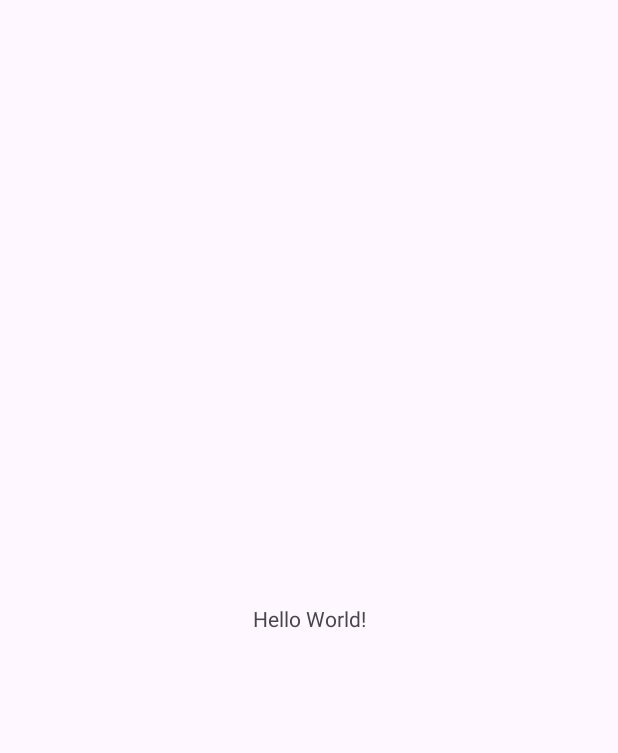
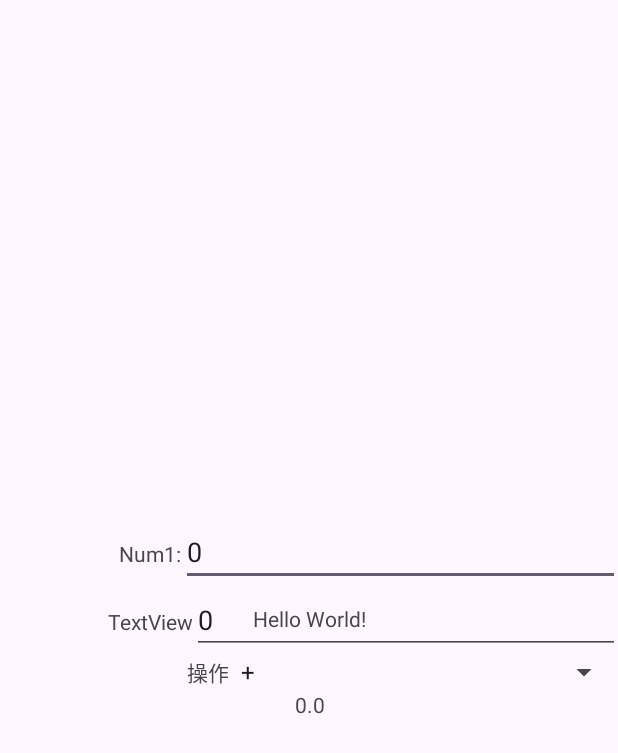
Before and after one commit to asd215038/AdvanceWidget, an Android app: the screen it shows after launch (MainActivity), on a phone screen of 412 x 824 dp. Before the commit the part shown is almost empty. Shown: the top 753 px of the screen. Run offline under Robolectric (Android 15) with nearby library versions, the phone set to English and light mode, and no system bars.

Commit message:
finish SpinnerCalculator

```diff
--- a/SpinnerCalculator/app/src/main/java/com/example/spinnercalculator/MainActivity.java
+++ b/SpinnerCalculator/app/src/main/java/com/example/spinnercalculator/MainActivity.java
@@ -1,6 +1,11 @@
 package com.example.spinnercalculator;
 
 import android.os.Bundle;
+import android.view.View;
+import android.widget.AdapterView;
+import android.widget.EditText;
+import android.widget.Spinner;
+import android.widget.TextView;
 
 import androidx.activity.EdgeToEdge;
 import androidx.appcompat.app.AppCompatActivity;
@@ -8,8 +13,8 @@ import androidx.core.graphics.Insets;
 import androidx.core.view.ViewCompat;
 import androidx.core.view.WindowInsetsCompat;
 
-public class MainActivity extends AppCompatActivity {
-
+public class MainActivity extends AppCompatActivity implements AdapterView.OnItemSelectedListener {
+    private double num1, num2;
     @Override
     protected void onCreate(Bundle savedInstanceState) {
         super.onCreate(savedInstanceState);
@@ -20,5 +25,45 @@ public class MainActivity extends AppCompatActivity {
             v.setPadding(systemBars.left, systemBars.top, systemBars.right, systemBars.bottom);
             return insets;
         });
+        EditText etNum1 = (EditText) findViewById(R.id.num1);
+        etNum1.setText("0");
+        EditText etNum2 = (EditText) findViewById(R.id.num2);
+        etNum2.setText("0");
+
+        Spinner op = (Spinner) findViewById(R.id.spinner);
+        op.setOnItemSelectedListener(this);
+    }
+
+    @Override
+    public void onItemSelected(AdapterView<?> adapterView, View view, int i, long l) {
+        EditText etnum1 = (EditText)findViewById(R.id.num1);
+        num1 = Double.parseDouble(String.valueOf(etnum1.getText()));
+        EditText etnum2 = (EditText)findViewById(R.id.num2);
+        num2 = Double.parseDouble(String.valueOf(etnum2.getText()));
+
+
+        String[] operation = getResources().getStringArray(R.array.operation);
+        double answer = 0.0;
+        switch (operation[i]){
+            case "+":
+                answer = num1 + num2;
+                break;
+            case "-":
+                answer = num1 - num2;
+                break;
+            case "*":
+                answer = num1 * num2;
+                break;
+            case "/":
+                answer = num1 / num2;
+                break;
+        }
+        TextView result = (TextView) findViewById(R.id.result);
+        result.setText(String.valueOf(answer));
+
+    }
+    @Override
+    public void onNothingSelected(AdapterView<?> adapterView) {
+
     }
 }
--- a/SpinnerCalculator/app/src/main/res/layout/activity_main.xml
+++ b/SpinnerCalculator/app/src/main/res/layout/activity_main.xml
@@ -16,4 +16,90 @@
         app:layout_constraintStart_toStartOf="parent"
         app:layout_constraintTop_toTopOf="parent" />
 
+    <LinearLayout
+        android:layout_width="413dp"
+        android:layout_height="734dp"
+        android:gravity="center"
+        android:orientation="vertical"
+        app:layout_constraintBottom_toBottomOf="parent"
+        app:layout_constraintEnd_toEndOf="parent"
+        app:layout_constraintStart_toStartOf="parent"
+        app:layout_constraintTop_toTopOf="parent">
+
+        <LinearLayout
+            android:layout_width="match_parent"
+            android:layout_height="wrap_content"
+            android:orientation="horizontal">
+
+            <TextView
+                android:id="@+id/textView"
+                android:layout_width="wrap_content"
+                android:layout_height="wrap_content"
+                android:layout_weight="1"
+                android:gravity="right"
+                android:text="Num1:" />
+
+            <EditText
+                android:id="@+id/num1"
+                android:layout_width="wrap_content"
+                android:layout_height="wrap_content"
+                android:layout_weight="1"
+                android:ems="10"
+                android:inputType="text"
+                android:text="Name" />
+        </LinearLayout>
+
+        <LinearLayout
+            android:layout_width="match_parent"
+            android:layout_height="wrap_content"
+            android:orientation="horizontal">
+
+            <TextView
+                android:id="@+id/textView2"
+                android:layout_width="wrap_content"
+                android:layout_height="wrap_content"
+                android:layout_weight="1"
+                android:gravity="right"
+                android:text="TextView" />
+
+            <EditText
+                android:id="@+id/num2"
+                android:layout_width="wrap_content"
+                android:layout_height="wrap_content"
+                android:layout_weight="1"
+                android:ems="10"
+                android:inputType="text"
+                android:text="Name" />
+        </LinearLayout>
+
+        <LinearLayout
+            android:layout_width="match_parent"
+            android:layout_height="wrap_content"
+            android:orientation="horizontal">
+
+            <TextView
+                android:id="@+id/textView3"
+                android:layout_width="wrap_content"
+                android:layout_height="wrap_content"
+                android:layout_weight="0.4"
+                android:gravity="right"
+                android:text="操作" />
+
+            <Spinner
+                android:id="@+id/spinner"
+                android:layout_width="wrap_content"
+                android:layout_height="wrap_content"
+                android:layout_weight="0.6"
+                android:entries="@array/operation" />
+
+        </LinearLayout>
+
+        <TextView
+            android:id="@+id/result"
+            android:layout_width="match_parent"
+            android:layout_height="wrap_content"
+            android:gravity="center"
+            android:text="TextView" />
+    </LinearLayout>
+
 </androidx.constraintlayout.widget.ConstraintLayout>
--- a/SpinnerCalculator/app/src/main/res/values/strings.xml
+++ b/SpinnerCalculator/app/src/main/res/values/strings.xml
@@ -1,3 +1,9 @@
 <resources>
     <string name="app_name">SpinnerCalculator</string>
+    <string-array name="operation">
+        <item>+</item>
+        <item>-</item>
+        <item>*</item>
+        <item>/</item>
+    </string-array>
 </resources>
```
